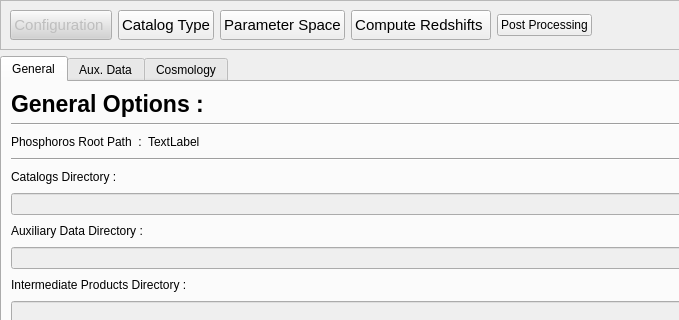
Above: PhzQtUI/auxdir/PhzQtUI/FormConfiguration.ui from astrorama/Phosphoros before the change; both pictures show x 0 to 679 and y 0 to 320 of the 1090 by 829 pixel window. Below: the same form after it.
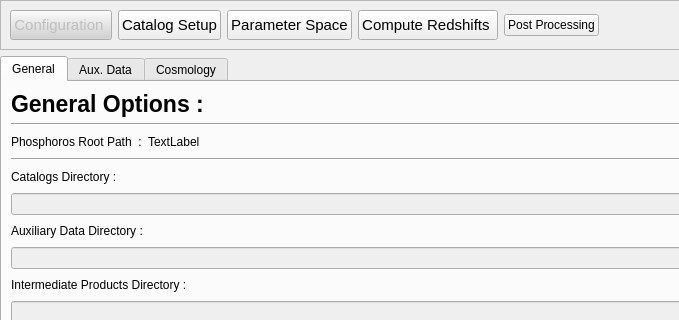
That is the form after the change. Custom widgets are drawn as their Qt base class.

What changed in the file:
```diff
--- a/PhzQtUI/auxdir/PhzQtUI/FormConfiguration.ui
+++ b/PhzQtUI/auxdir/PhzQtUI/FormConfiguration.ui
@@ -73,7 +73,7 @@
          <string>Define the Mapping between the catalog file(s) columns and the filters</string>
         </property>
         <property name="text">
-         <string>Catalog Type</string>
+         <string>Catalog Setup</string>
         </property>
        </widget>
       </item>
```
